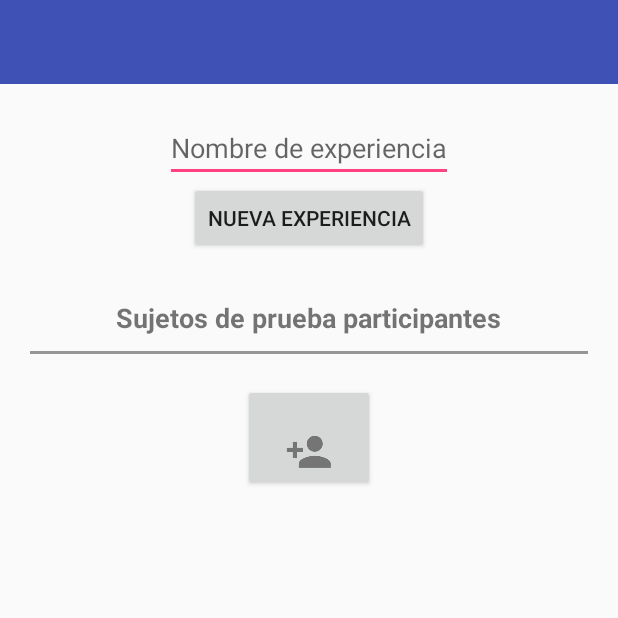
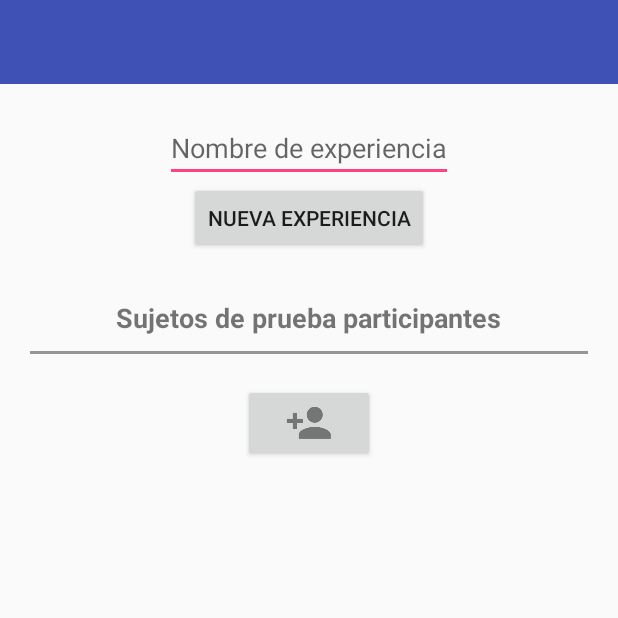
Before and after one commit to Furacin/BitalinoGSR, an Android app: the NuevaExperiencia screen opened directly, with no data from a screen before it, after a tap on "NUEVA EXPERIENCIA", on a phone screen of 412 x 824 dp, the top half of it. Run offline under Robolectric (Android 15) with nearby library versions, the phone set to English and light mode, and no system bars; our stand-ins replace Firebase (no records; nobody signed in at launch, a user with empty details on screens opened directly).

Commit message:
Modificado estética

```diff
--- a/app/src/main/java/com/furazin/android/mbandgsr/NuevaExperiencia.java
+++ b/app/src/main/java/com/furazin/android/mbandgsr/NuevaExperiencia.java
@@ -89,7 +89,7 @@ public class NuevaExperiencia extends AppCompatActivity {
 
                 if (!isEmpty(edit_nombre_experiencia)) {
                     NOMBRE_EXPERIENCIA = edit_nombre_experiencia.getText().toString();
-//                    WriteFirebase(NOMBRE_EXPERIENCIA);
+                    edit_nombre_experiencia.setKeyListener(null);
                 }
                 else
                     Toast.makeText(getApplicationContext(), "Se debe de introducir un nombre.", Toast.LENGTH_SHORT).show();
--- a/app/src/main/res/layout/activity_nueva_experiencia.xml
+++ b/app/src/main/res/layout/activity_nueva_experiencia.xml
@@ -67,7 +67,8 @@
         android:layout_marginTop="20dp"
         android:paddingBottom="10dp"
         android:paddingTop="-10dp"
-        android:drawableBottom="@drawable/ic_adduser"
+        android:paddingRight="28dp"
+        android:drawableRight="@drawable/ic_adduser"
         android:text="" />
 
 </RelativeLayout>
```
